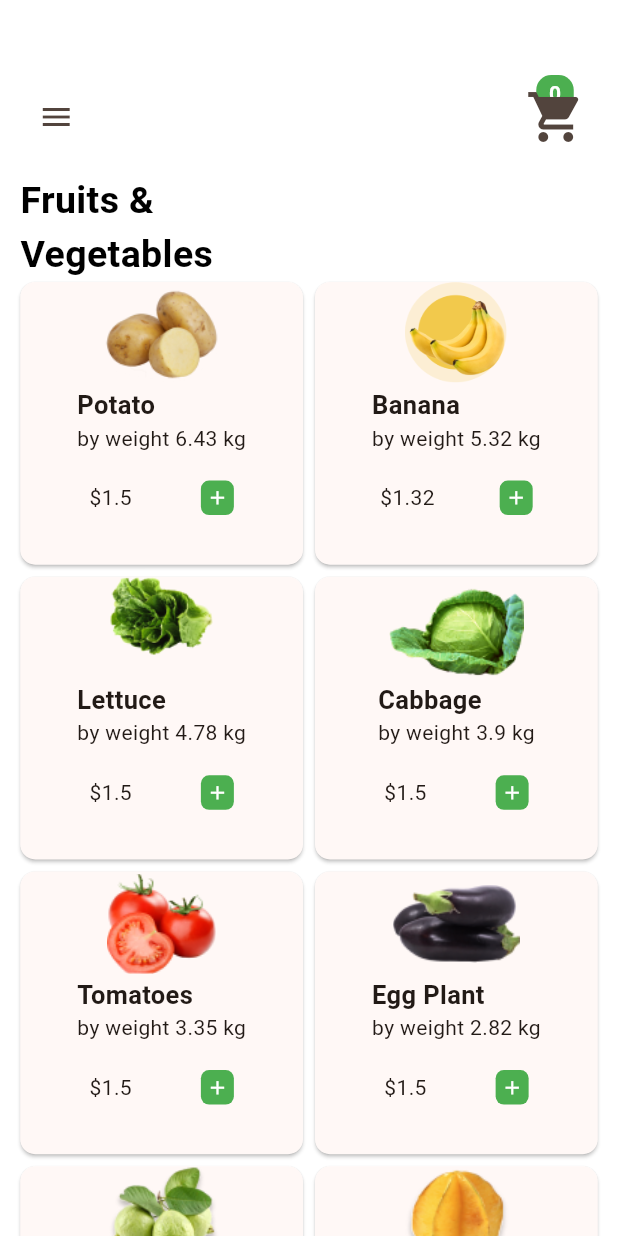
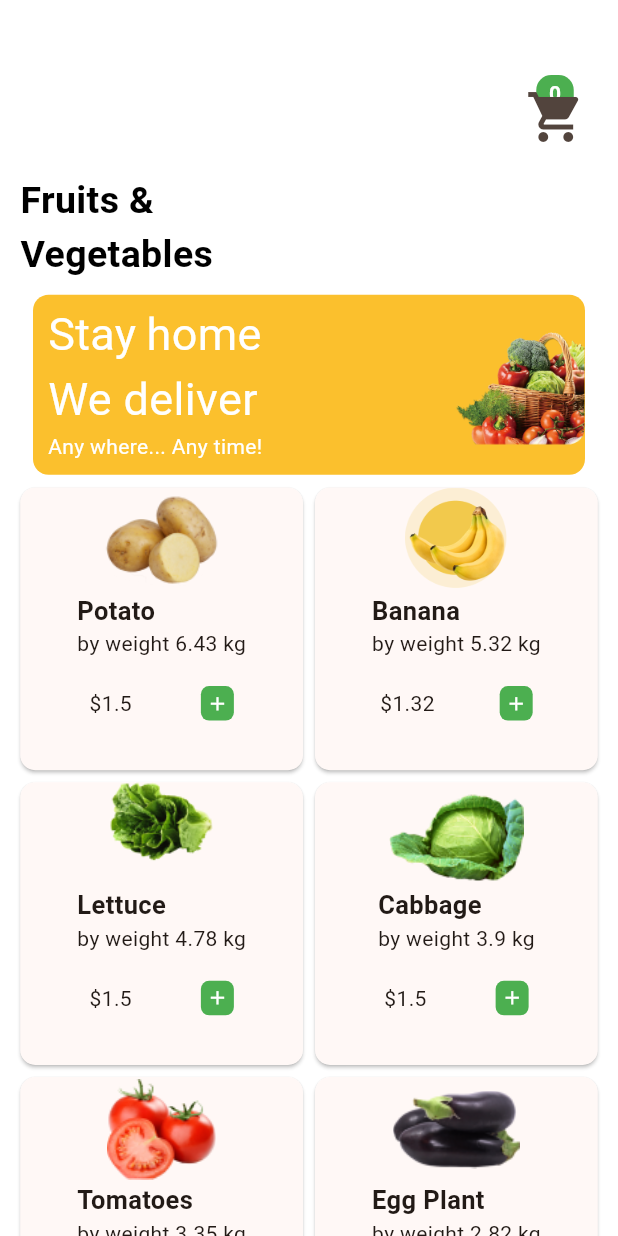
Before and after one commit to awisa-cpu/VegeMarket, a Flutter app: the HomeProduct screen opened directly, on a phone screen of 412 x 824 dp. Run offline on Flutter 3.47's test engine with Material 2 defaults, Android fonts, the light colour scheme and no system bars; our stand-ins replace expandable_text, firebase_auth, firebase_core, flutter_bloc; accounts and stored records are empty.

Commit message:
added the message image to the homepage

```diff
--- a/lib/Views/product_views/home_product.dart
+++ b/lib/Views/product_views/home_product.dart
@@ -1,7 +1,7 @@
 import 'package:flutter/material.dart';
 import 'package:provider/provider.dart';
 import 'package:shopcart/Controllers/product_controller/product_provider.dart';
-import 'package:shopcart/Views/product_views/cart.dart';
+import 'package:shopcart/Views/app_views/cart.dart';
 import 'package:shopcart/Views/product_views/single_product.dart';
 
 class HomeProduct extends StatefulWidget {
@@ -34,11 +34,11 @@ class _HomeProductState extends State<HomeProduct> {
               const SizedBox(
                 height: 10,
               ),
+
               Row(
-                mainAxisAlignment: MainAxisAlignment.spaceBetween,
+                mainAxisAlignment: MainAxisAlignment.end,
                 children: [
                   //
-                  IconButton(onPressed: () {}, icon: const Icon(Icons.menu)),
 
                   Stack(
                     children: [
@@ -88,8 +88,6 @@ class _HomeProductState extends State<HomeProduct> {
                       ),
                     ],
                   ),
-
-
                 ],
               ),
 
@@ -115,8 +113,59 @@ class _HomeProductState extends State<HomeProduct> {
                     fontWeight: FontWeight.bold),
               ),
 
+              //
+              Padding(
+                padding: const EdgeInsets.all(8.5),
+                child: Container(
+                  height: 120,
+                  width: MediaQuery.of(context).size.width,
+                  decoration: BoxDecoration(
+                    borderRadius: BorderRadius.circular(10.5),
+                    color: Colors.yellow.shade700,
+                  ),
+                  child: Padding(
+                    padding: const EdgeInsets.only(left: 10, top: 5, bottom: 5),
+                    child: Row(
+                      mainAxisSize: MainAxisSize.min,
+                      mainAxisAlignment: MainAxisAlignment.spaceBetween,
+                      children: [
+                        //
+                        const Column(
+                          crossAxisAlignment: CrossAxisAlignment.start,
+                          children: [
+                            Text(
+                              'Stay home',
+                              style: TextStyle(
+                                  fontSize: 30,
+                                  color: Colors.white,
+                                  wordSpacing: -1),
+                            ),
+                            Text(
+                              'We deliver',
+                              style:
+                                  TextStyle(fontSize: 30, color: Colors.white),
+                            ),
+                            Text(
+                              'Any where... Any time!',
+                              style: TextStyle(color: Colors.white),
+                            ),
+                          ],
+                        ),
+
+                        Image.asset(
+                          'lib/images/products/fruits.png',
+                          height: 500,
+                          width: 190,
+                        )
+                      ],
+                    ),
+                  ),
+                ),
+              ),
+
               //all products
               GridView.builder(
+                padding: EdgeInsets.zero,
                 physics: const ScrollPhysics(),
                 shrinkWrap: true,
                 gridDelegate: const SliverGridDelegateWithFixedCrossAxisCount(
```
